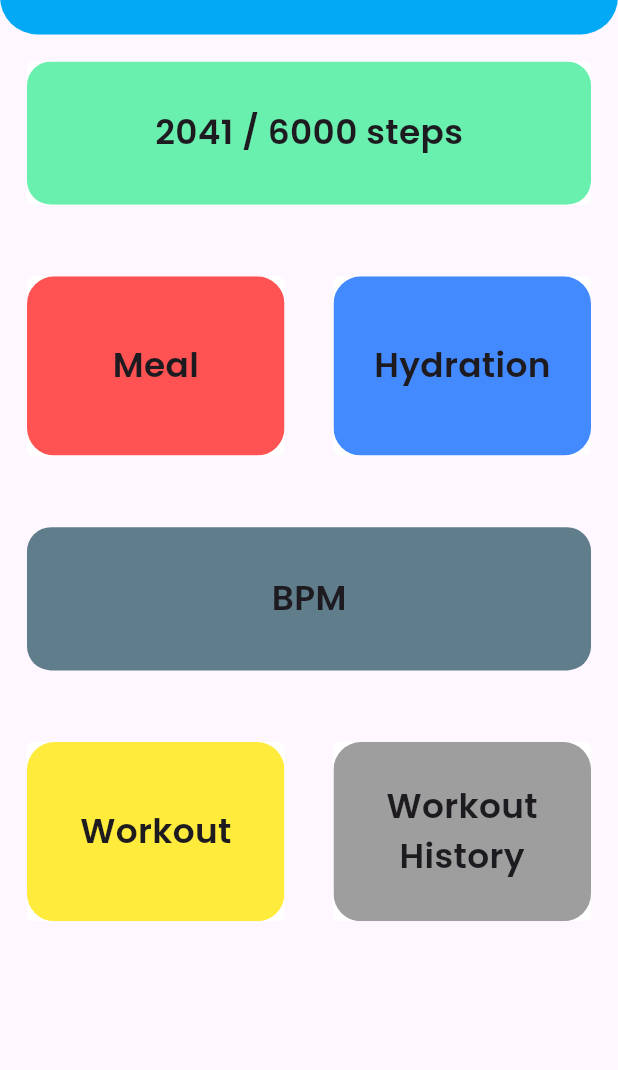
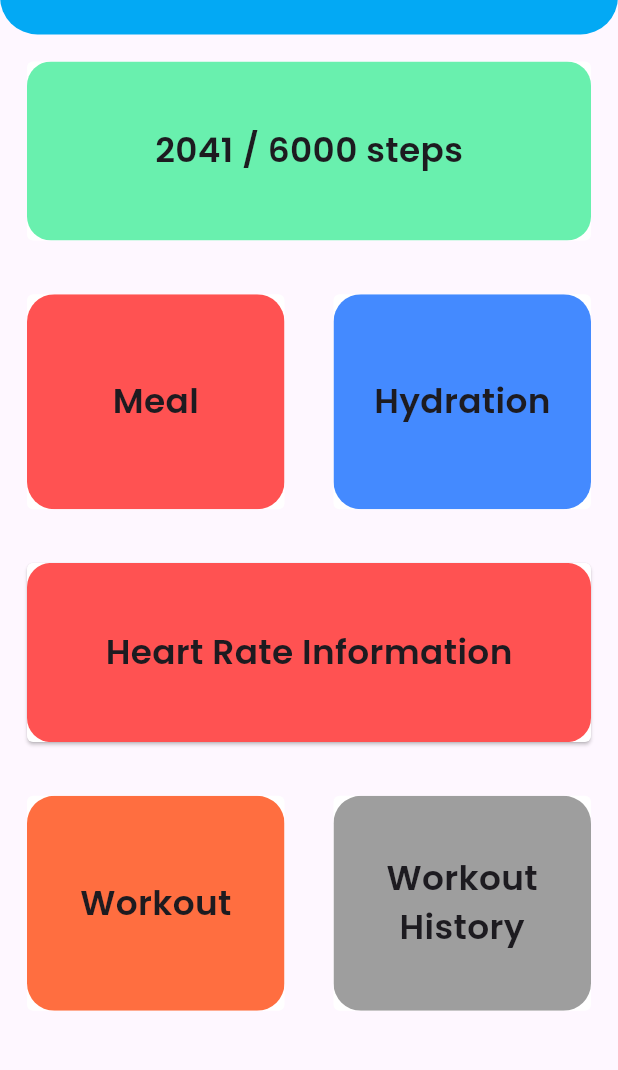
Before and after one commit to HatemReda7/CodeAlpha_Fitness_Tracker_App, a Flutter app: the screen it shows after launch, on a phone screen of 412 x 824 dp, the part 91-1161 px from its top. Run offline on Flutter 3.47's test engine with Material 3 defaults, Android fonts, the phone set to English and light mode, and no system bars; our stand-ins replace cloud_firestore, firebase_core, flutter_screenutil, google_fonts, shared_preferences; accounts and stored records are empty.

Commit message:
finished heart rate screen

```diff
--- a/lib/Layout/home_screen.dart
+++ b/lib/Layout/home_screen.dart
@@ -1,4 +1,5 @@
 import 'package:animations/animations.dart';
+import 'package:codealpha_fitness_tracker_app/Screens/BPM%20Screen/bpm_screen.dart';
 import 'package:codealpha_fitness_tracker_app/Screens/Settings%20Screen/setting_screen.dart';
 import 'package:codealpha_fitness_tracker_app/Screens/Water%20Tracking%20Screen/water_tracking_screen.dart';
 import 'package:codealpha_fitness_tracker_app/Shared/Styles/text_styles.dart';
@@ -53,7 +54,7 @@ class _HomeScreenState extends State<HomeScreen> {
                   borderRadius: BorderRadius.circular(16),
                 ),
                 alignment: Alignment.center,
-                height: 80.h,
+                height: 100.h,
                 child: Text(
                   "2041 / ${pro.stepsCounter} steps",
                   style: mediumText2,
@@ -62,7 +63,7 @@ class _HomeScreenState extends State<HomeScreen> {
               openBuilder: (context, action) => const StepsDetailsScreen(),
             ),
             SizedBox(
-              height: 40.h,
+              height: 30.h,
             ),
             Row(
               mainAxisAlignment: MainAxisAlignment.spaceBetween,
@@ -70,7 +71,7 @@ class _HomeScreenState extends State<HomeScreen> {
                 OpenContainer(
                     closedElevation: 0,
                     closedBuilder: (context, action) => Container(
-                          height: 100.h,
+                          height: 120.h,
                           width: 150.w,
                           alignment: Alignment.center,
                           decoration: BoxDecoration(
@@ -86,7 +87,7 @@ class _HomeScreenState extends State<HomeScreen> {
                 OpenContainer(
                     closedElevation: 0,
                     closedBuilder: (context, action) => Container(
-                      height: 100.h,
+                      height: 120.h,
                       width: 150.w,
                       alignment: Alignment.center,
                       decoration: BoxDecoration(
@@ -101,22 +102,22 @@ class _HomeScreenState extends State<HomeScreen> {
               ],
             ),
             SizedBox(
-              height: 40.h,
+              height: 30.h,
             ),
-            Container(
+            OpenContainer(closedBuilder: (context, action) => Container(
               decoration: BoxDecoration(
-                color: Colors.blueGrey,
+                color: Colors.redAccent,
                 borderRadius: BorderRadius.circular(16),
               ),
               alignment: Alignment.center,
-              height: 80.h,
+              height: 100.h,
               child: Text(
-                "BPM",
+                "Heart Rate Information",
                 style: mediumText2,
               ),
-            ),
+            ), openBuilder: (context, action) => HeartRateScreen()),
             SizedBox(
-              height: 40.h,
+              height: 30.h,
             ),
             Row(
               mainAxisAlignment: MainAxisAlignment.spaceBetween,
@@ -124,11 +125,11 @@ class _HomeScreenState extends State<HomeScreen> {
                 OpenContainer(
                     closedElevation: 0,
                     closedBuilder: (context, action) => Container(
-                          height: 100.h,
+                          height: 120.h,
                           width: 150.w,
                           alignment: Alignment.center,
                           decoration: BoxDecoration(
-                              color: Colors.yellow,
+                              color: Colors.deepOrangeAccent,
                               borderRadius: BorderRadius.circular(16.r)),
                           child: Text(
                             "Workout",
@@ -139,7 +140,7 @@ class _HomeScreenState extends State<HomeScreen> {
                 OpenContainer(
                     closedElevation: 0,
                     closedBuilder: (context, action) => Container(
-                          height: 100.h,
+                          height: 120.h,
                           width: 150.w,
                           alignment: Alignment.center,
                           decoration: BoxDecoration(
```
Also changed, not shown: lib/Screens/BPM Screen/bpm_screen.dart (added, +150 -0 lines).
